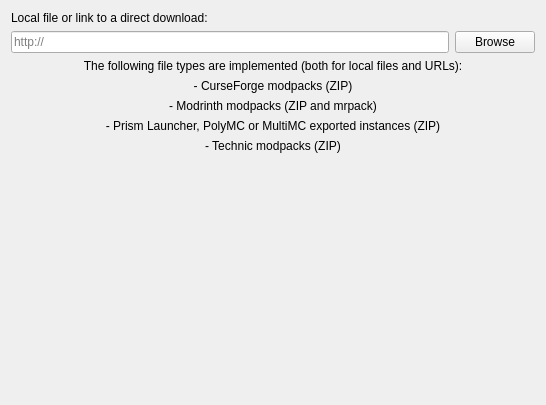
This is launcher/ui/pages/modplatform/ImportPage.ui in PrismLauncher/PrismLauncher as Qt 5 draws it before an edit. The edited form follows.
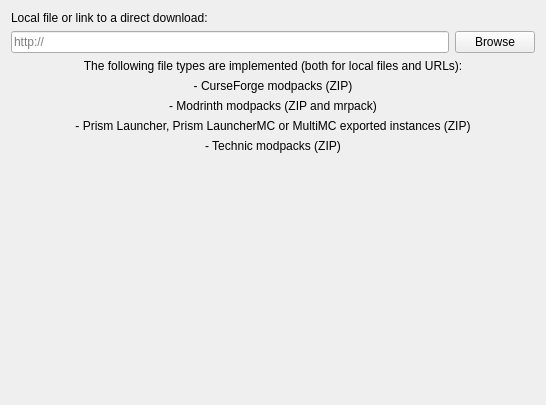
This is the edited form.

Commit message: replacement in Prism Launcher

```diff
--- a/launcher/ui/pages/modplatform/ImportPage.ui
+++ b/launcher/ui/pages/modplatform/ImportPage.ui
@@ -60,7 +60,7 @@
      <item>
       <widget class="QLabel" name="label_2">
        <property name="text">
-        <string>- Prism Launcher, PolyMC or MultiMC exported instances (ZIP)</string>
+        <string>- Prism Launcher, Prism LauncherMC or MultiMC exported instances (ZIP)</string>
        </property>
        <property name="alignment">
         <set>Qt::AlignCenter</set>
```
The commit also changes 34 other files.
